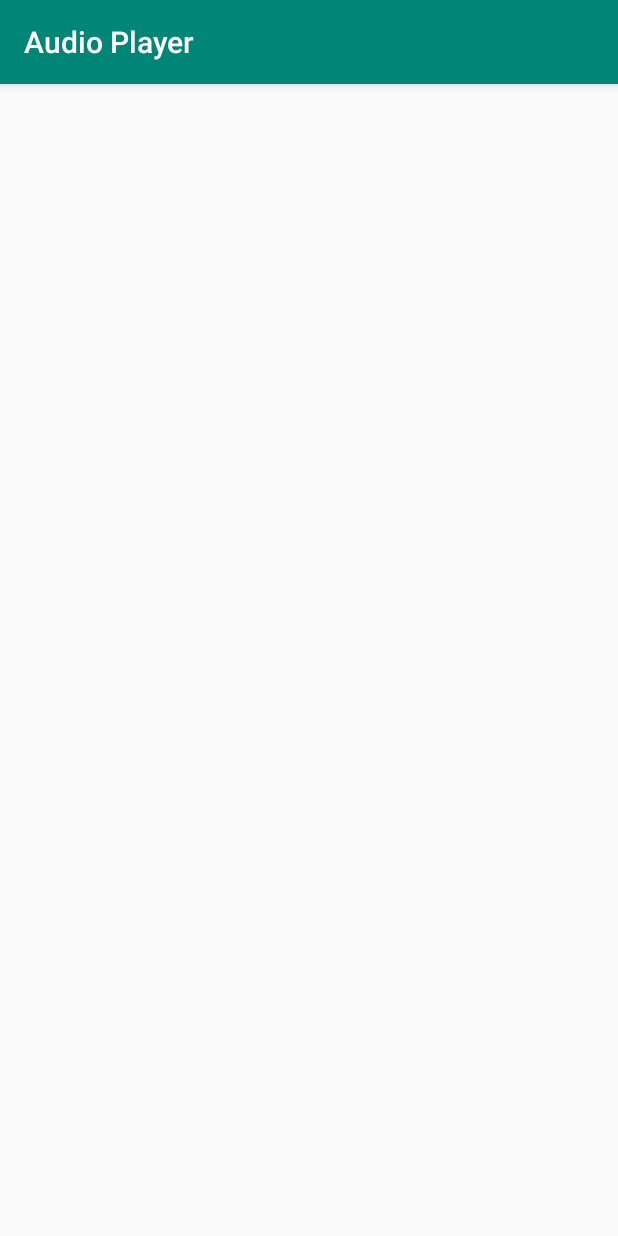
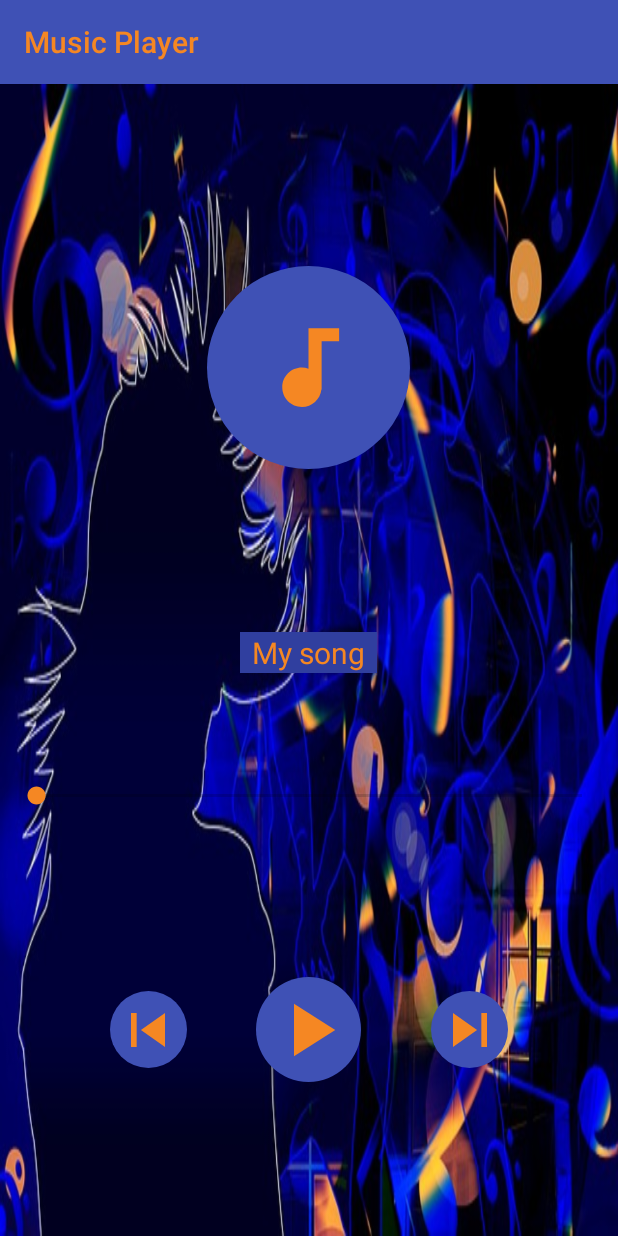
Before and after one commit to DimasikT/AudioPlayerAndroid, an Android app: the screen it shows after launch (MainActivity), on a phone screen of 412 x 824 dp. Run offline under Robolectric (Android 15) with nearby library versions, the phone set to English and light mode, and no system bars.

Commit message:
create_main_layout

```diff
--- a/app/src/main/java/com/example/android/audioplayer/MainActivity.java
+++ b/app/src/main/java/com/example/android/audioplayer/MainActivity.java
@@ -23,27 +23,27 @@ public class MainActivity extends AppCompatActivity {
         super.onCreate(savedInstanceState);
         setContentView(R.layout.activity_main);
 
-        mediaPlayer = MediaPlayer.create(this, R.raw.bas);
-        audioManager = (AudioManager)getSystemService(AUDIO_SERVICE);
-
-
-        volumeSeekBar.setMax(audioManager.getStreamMaxVolume(AudioManager.STREAM_MUSIC));
-        volumeSeekBar.setOnSeekBarChangeListener(new SeekBar.OnSeekBarChangeListener() {
-            @Override
-            public void onProgressChanged(SeekBar seekBar, int progress, boolean fromUser) {
-                audioManager.setStreamVolume(AudioManager.STREAM_MUSIC, progress, 0);
-            }
-
-            @Override
-            public void onStartTrackingTouch(SeekBar seekBar) {
-
-            }
-
-            @Override
-            public void onStopTrackingTouch(SeekBar seekBar) {
-
-            }
-        });
+//        mediaPlayer = MediaPlayer.create(this, R.raw.bas);
+//        audioManager = (AudioManager)getSystemService(AUDIO_SERVICE);
+//
+//
+//        volumeSeekBar.setMax(audioManager.getStreamMaxVolume(AudioManager.STREAM_MUSIC));
+//        volumeSeekBar.setOnSeekBarChangeListener(new SeekBar.OnSeekBarChangeListener() {
+//            @Override
+//            public void onProgressChanged(SeekBar seekBar, int progress, boolean fromUser) {
+//                audioManager.setStreamVolume(AudioManager.STREAM_MUSIC, progress, 0);
+//            }
+//
+//            @Override
+//            public void onStartTrackingTouch(SeekBar seekBar) {
+//
+//            }
+//
+//            @Override
+//            public void onStopTrackingTouch(SeekBar seekBar) {
+//
+//            }
+//        });
     }
 
 }
--- /dev/null
+++ b/app/src/main/res/drawable/circle.xml
@@ -0,0 +1,10 @@
+<?xml version="1.0" encoding="utf-8"?>
+<shape xmlns:android="http://schemas.android.com/apk/res/android"
+    android:shape="oval">
+    <solid android:color="@color/colorPrimary"/>
+
+    <size
+        android:height="120dp"
+        android:width="120dp" />
+
+</shape>
--- /dev/null
+++ b/app/src/main/res/drawable/ic_audiotrack.xml
@@ -0,0 +1,9 @@
+<vector xmlns:android="http://schemas.android.com/apk/res/android"
+        android:width="24dp"
+        android:height="24dp"
+        android:viewportWidth="24.0"
+        android:viewportHeight="24.0">
+    <path
+        android:fillColor="#F58723"
+        android:pathData="M12,3v9.28c-0.47,-0.17 -0.97,-0.28 -1.5,-0.28C8.01,12 6,14.01 6,16.5S8.01,21 10.5,21c2.31,0 4.2,-1.75 4.45,-4H15V6h4V3h-7z"/>
+</vector>
--- /dev/null
+++ b/app/src/main/res/drawable/ic_pause.xml
@@ -0,0 +1,9 @@
+<vector xmlns:android="http://schemas.android.com/apk/res/android"
+        android:width="24dp"
+        android:height="24dp"
+        android:viewportWidth="24.0"
+        android:viewportHeight="24.0">
+    <path
+        android:fillColor="#F58723"
+        android:pathData="M6,19h4L10,5L6,5v14zM14,5v14h4L18,5h-4z"/>
+</vector>
--- /dev/null
+++ b/app/src/main/res/drawable/ic_play.xml
@@ -0,0 +1,9 @@
+<vector xmlns:android="http://schemas.android.com/apk/res/android"
+        android:width="24dp"
+        android:height="24dp"
+        android:viewportWidth="24.0"
+        android:viewportHeight="24.0">
+    <path
+        android:fillColor="#F58723"
+        android:pathData="M8,5v14l11,-7z"/>
+</vector>
--- /dev/null
+++ b/app/src/main/res/drawable/ic_skip_next.xml
@@ -0,0 +1,9 @@
+<vector xmlns:android="http://schemas.android.com/apk/res/android"
+        android:width="24dp"
+        android:height="24dp"
+        android:viewportWidth="24.0"
+        android:viewportHeight="24.0">
+    <path
+        android:fillColor="#F58723"
+        android:pathData="M6,18l8.5,-6L6,6v12zM16,6v12h2V6h-2z"/>
+</vector>
--- /dev/null
+++ b/app/src/main/res/drawable/ic_skip_previous.xml
@@ -0,0 +1,9 @@
+<vector xmlns:android="http://schemas.android.com/apk/res/android"
+        android:width="24dp"
+        android:height="24dp"
+        android:viewportWidth="24.0"
+        android:viewportHeight="24.0">
+    <path
+        android:fillColor="#F58723"
+        android:pathData="M6,6h2v12L6,18zM9.5,12l8.5,6L18,6z"/>
+</vector>
--- a/app/src/main/res/layout/activity_main.xml
+++ b/app/src/main/res/layout/activity_main.xml
@@ -7,9 +7,126 @@
     tools:context=".MainActivity">
 
     <LinearLayout
-        android:layout_width="368dp"
-        android:layout_height="495dp"
+        android:layout_width="match_parent"
+        android:layout_height="match_parent"
+        android:background="@drawable/background"
         android:orientation="vertical"
-        tools:layout_editor_absoluteX="8dp"
-        tools:layout_editor_absoluteY="8dp"></LinearLayout>
+        android:padding="8dp"
+        app:layout_constraintBottom_toBottomOf="parent"
+        app:layout_constraintEnd_toEndOf="parent"
+        app:layout_constraintStart_toStartOf="parent"
+        app:layout_constraintTop_toTopOf="parent">
+
+        <RelativeLayout
+            android:layout_width="match_parent"
+            android:layout_height="0dp"
+            android:layout_weight="3"
+            android:layout_marginTop="25dp">
+
+            <ImageView
+                android:id="@+id/soundtrackBackground_imageView"
+                android:layout_width="135dp"
+                android:layout_height="135dp"
+                android:layout_centerInParent="true"
+                app:srcCompat="@drawable/circle"
+                tools:ignore="ContentDescription" />
+
+            <ImageView
+                android:id="@+id/soundtrack_imageView"
+                android:layout_width="70dp"
+                android:layout_height="70dp"
+                android:layout_centerInParent="true"
+                android:contentDescription="@string/song"
+                app:srcCompat="@drawable/ic_audiotrack" />
+
+        </RelativeLayout>
+
+        <TextView
+            android:layout_width="wrap_content"
+            android:layout_height="wrap_content"
+            android:layout_gravity="center"
+            android:layout_weight="0"
+            android:background="@color/colorPrimaryDark"
+            android:paddingStart="8dp"
+            android:paddingEnd="8dp"
+            android:text="@string/my_song"
+            android:textColor="@color/colorAccent"
+            android:textSize="20sp"
+            android:layout_marginTop="20dp"
+            android:layout_marginBottom="30dp"/>
+
+        <SeekBar
+            android:id="@+id/seekBar2"
+            android:layout_width="match_parent"
+            android:layout_height="0dp"
+            android:layout_weight="1" />
+
+        <RelativeLayout
+            android:layout_width="match_parent"
+            android:layout_height="0dp"
+            android:layout_weight="2"
+            android:layout_marginBottom="25dp">
+
+            <ImageView
+                android:id="@+id/backBackground_imageView"
+                android:layout_width="51dp"
+                android:layout_height="51dp"
+                android:layout_alignParentStart="true"
+                android:layout_centerVertical="true"
+                android:layout_marginStart="65dp"
+                app:srcCompat="@drawable/circle"
+                tools:ignore="ContentDescription" />
+
+            <ImageView
+                android:id="@+id/back_imageView"
+                android:layout_width="45dp"
+                android:layout_height="45dp"
+                android:layout_alignParentStart="true"
+                android:layout_centerVertical="true"
+                android:layout_marginStart="68dp"
+                android:contentDescription="@string/skip_previous"
+                app:srcCompat="@drawable/ic_skip_previous" />
+
+            <ImageView
+                android:id="@+id/playBackground_imageView"
+                android:layout_width="70dp"
+                android:layout_height="70dp"
+                android:layout_centerVertical="true"
+                android:layout_centerHorizontal="true"
+                app:srcCompat="@drawable/circle"
+                tools:ignore="ContentDescription" />
+
+            <ImageView
+                android:id="@+id/play_imageView"
+                android:layout_width="60dp"
+                android:layout_height="60dp"
+                android:layout_centerVertical="true"
+                android:layout_centerHorizontal="true"
+                android:contentDescription="@string/play"
+                app:srcCompat="@drawable/ic_play" />
+
+            <ImageView
+                android:id="@+id/forwardBackground_imageView"
+                android:layout_width="51dp"
+                android:layout_height="51dp"
+                android:layout_alignParentEnd="true"
+                android:layout_centerVertical="true"
+                android:layout_marginEnd="65dp"
+                app:srcCompat="@drawable/circle"
+                tools:ignore="ContentDescription" />
+
+            <ImageView
+                android:id="@+id/forward_imageView"
+                android:layout_width="45dp"
+                android:layout_height="45dp"
+                android:layout_alignParentEnd="true"
+                android:layout_centerVertical="true"
+                android:layout_marginEnd="68dp"
+                android:contentDescription="@string/skip_next"
+                app:srcCompat="@drawable/ic_skip_next" />
+
+        </RelativeLayout>
+
+
+    </LinearLayout>
 </android.support.constraint.ConstraintLayout>
--- a/app/src/main/res/values/colors.xml
+++ b/app/src/main/res/values/colors.xml
@@ -1,6 +1,6 @@
 <?xml version="1.0" encoding="utf-8"?>
 <resources>
-    <color name="colorPrimary">#008577</color>
-    <color name="colorPrimaryDark">#00574B</color>
-    <color name="colorAccent">#D81B60</color>
+    <color name="colorPrimary">#3F51B5</color>
+    <color name="colorPrimaryDark">#303F9F</color>
+    <color name="colorAccent">#F58723</color>
 </resources>
--- a/app/src/main/res/values/strings.xml
+++ b/app/src/main/res/values/strings.xml
@@ -1,5 +1,9 @@
 <resources>
-    <string name="app_name">Audio Player</string>
+    <string name="app_name">Music Player</string>
     <string name="play">play</string>
     <string name="pause">pause</string>
+    <string name="my_song">My song</string>
+    <string name="song">song</string>
+    <string name="skip_next">skip next</string>
+    <string name="skip_previous">skip previous</string>
 </resources>
--- a/app/src/main/res/values/styles.xml
+++ b/app/src/main/res/values/styles.xml
@@ -6,6 +6,18 @@
         <item name="colorPrimary">@color/colorPrimary</item>
         <item name="colorPrimaryDark">@color/colorPrimaryDark</item>
         <item name="colorAccent">@color/colorAccent</item>
+        <item name="actionBarTheme">@style/ThemeOverlay.AppTheme.ActionBar</item>
     </style>
 
+    <style name="ThemeOverlay.AppTheme.ActionBar" parent="ThemeOverlay.AppCompat.Dark.ActionBar">
+        <!-- title text color -->
+        <item name="android:textColorPrimary">@color/colorAccent</item>
+    </style>
+
+
+
+
 </resources>
+
+
+    <!--<item name="android:textColorPrimary">@color/colorAccent</item>-->
```
